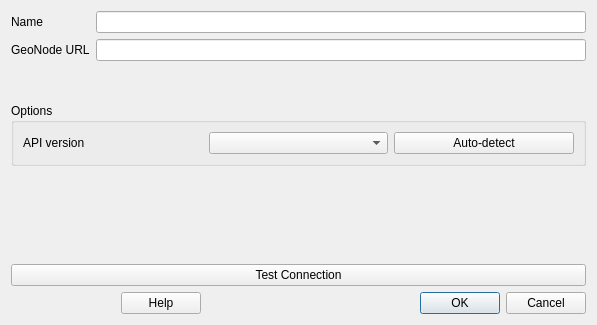
The window that src/qgis_geonode/ui/connection_dialog.ui (GeoNode/QGISGeoNodePlugin) describes before a commit, drawn with Qt 5.
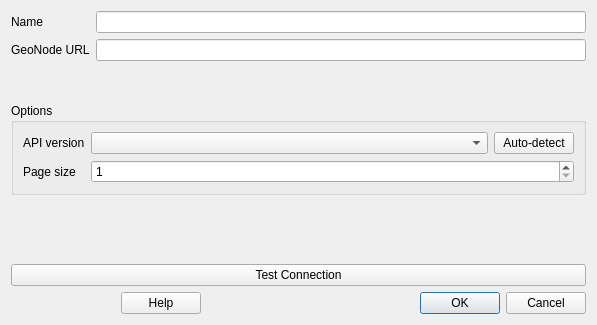
The same window after the commit. Custom widgets are drawn as their Qt base class.

Commit message:
Add page_size as a new connection setting (#97)
* Add page_size as a new connection setting

fixes #86

* fix failing tests and formatting

Patch:
```diff
--- a/src/qgis_geonode/ui/connection_dialog.ui
+++ b/src/qgis_geonode/ui/connection_dialog.ui
@@ -13,7 +13,7 @@
   <property name="windowTitle">
    <string>GeoNode Connection Configuration</string>
   </property>
-  <layout class="QVBoxLayout" name="verticalLayout_2">
+  <layout class="QVBoxLayout" name="verticalLayout">
    <item>
     <layout class="QFormLayout" name="formLayout">
      <item row="0" column="0">
@@ -53,21 +53,34 @@
      <property name="title">
       <string>Options</string>
      </property>
-     <layout class="QVBoxLayout" name="verticalLayout">
-      <item>
+     <layout class="QFormLayout" name="formLayout_2">
+      <item row="0" column="0">
+       <widget class="QLabel" name="label_3">
+        <property name="text">
+         <string>API version</string>
+        </property>
+       </widget>
+      </item>
+      <item row="0" column="1">
        <layout class="QHBoxLayout" name="horizontalLayout">
         <item>
-         <widget class="QLabel" name="label_3">
-          <property name="text">
-           <string>API version</string>
+         <widget class="QComboBox" name="api_version_cmb">
+          <property name="sizePolicy">
+           <sizepolicy hsizetype="Expanding" vsizetype="Fixed">
+            <horstretch>0</horstretch>
+            <verstretch>0</verstretch>
+           </sizepolicy>
           </property>
          </widget>
         </item>
-        <item>
-         <widget class="QComboBox" name="api_version_cmb"/>
-        </item>
         <item>
          <widget class="QPushButton" name="detect_version_btn">
+          <property name="sizePolicy">
+           <sizepolicy hsizetype="Preferred" vsizetype="Fixed">
+            <horstretch>0</horstretch>
+            <verstretch>0</verstretch>
+           </sizepolicy>
+          </property>
           <property name="text">
            <string>Auto-detect</string>
           </property>
@@ -75,6 +88,26 @@
         </item>
        </layout>
       </item>
+      <item row="1" column="0">
+       <widget class="QLabel" name="label_4">
+        <property name="text">
+         <string>Page size</string>
+        </property>
+       </widget>
+      </item>
+      <item row="1" column="1">
+       <widget class="QSpinBox" name="page_size_sb">
+        <property name="minimum">
+         <number>1</number>
+        </property>
+        <property name="maximum">
+         <number>50</number>
+        </property>
+        <property name="singleStep">
+         <number>1</number>
+        </property>
+       </widget>
+      </item>
      </layout>
     </widget>
    </item>
```
The commit also changes 8 other files.
